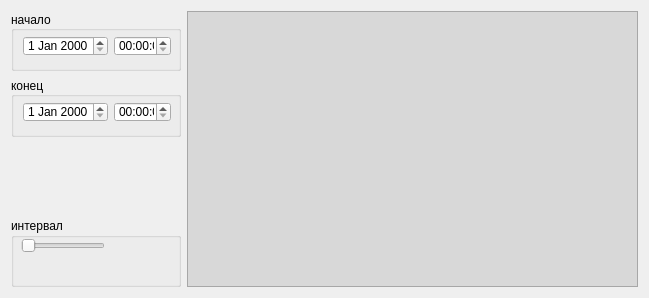
This is programm/gui/ui/graph_form.ui in zaswed76/cstat as Qt 5 draws it before an edit. The edited form follows.
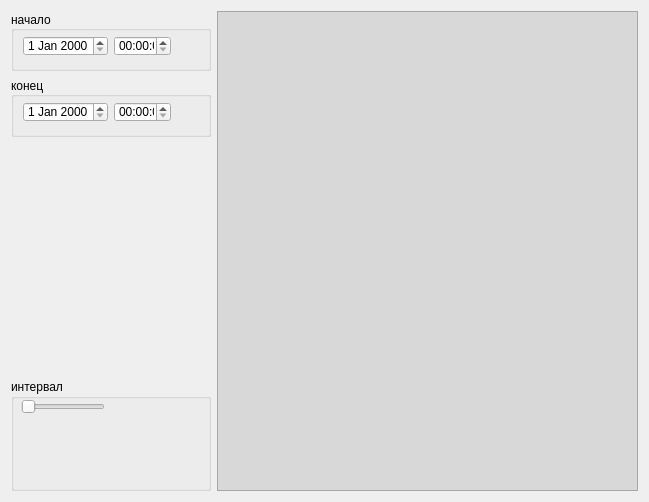
This is the edited form.

What changed in the file:
```diff
--- a/programm/gui/ui/graph_form.ui
+++ b/programm/gui/ui/graph_form.ui
@@ -7,7 +7,7 @@
     <x>0</x>
     <y>0</y>
     <width>649</width>
-    <height>298</height>
+    <height>502</height>
    </rect>
   </property>
   <property name="windowTitle">
@@ -128,7 +128,7 @@
       <widget class="QWidget" name="clube_container" native="true">
        <property name="minimumSize">
         <size>
-         <width>170</width>
+         <width>200</width>
          <height>0</height>
         </size>
        </property>
@@ -158,6 +158,40 @@
        </layout>
       </widget>
      </item>
+     <item>
+      <widget class="QWidget" name="clube_container_2" native="true">
+       <property name="minimumSize">
+        <size>
+         <width>200</width>
+         <height>0</height>
+        </size>
+       </property>
+       <layout class="QVBoxLayout" name="verticalLayout_4">
+        <property name="spacing">
+         <number>0</number>
+        </property>
+        <property name="leftMargin">
+         <number>0</number>
+        </property>
+        <property name="topMargin">
+         <number>0</number>
+        </property>
+        <property name="rightMargin">
+         <number>0</number>
+        </property>
+        <property name="bottomMargin">
+         <number>0</number>
+        </property>
+        <item>
+         <layout class="QVBoxLayout" name="clube_layout_2">
+          <property name="spacing">
+           <number>0</number>
+          </property>
+         </layout>
+        </item>
+       </layout>
+      </widget>
+     </item>
      <item>
       <widget class="QGroupBox" name="groupBox_8">
        <property name="title">
```
